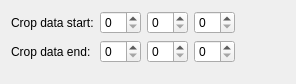
OpenChemistry/tomviz, file tomviz/SelectVolumeWidget.ui: the form before one commit.
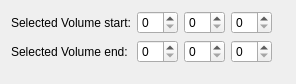
The form after the commit.

Commit message:
Add a python transform to clear a part of the volume
This transform replaces a volume of interest with zeros.

The edit to the form file:
```diff
--- a/tomviz/SelectVolumeWidget.ui
+++ b/tomviz/SelectVolumeWidget.ui
@@ -19,14 +19,14 @@
      <item row="0" column="0">
       <widget class="QLabel" name="label_3">
        <property name="text">
-        <string>Crop data start:</string>
+        <string>Selected Volume start:</string>
        </property>
       </widget>
      </item>
      <item row="1" column="0">
       <widget class="QLabel" name="label_4">
        <property name="text">
-        <string>Crop data end:</string>
+        <string>Selected Volume end:</string>
        </property>
       </widget>
      </item>
```
The commit also changes 5 other files.
